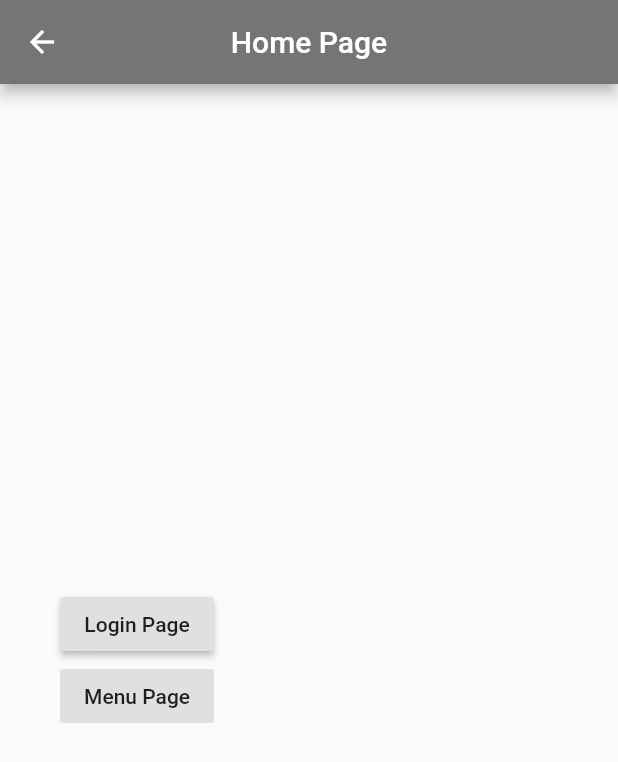
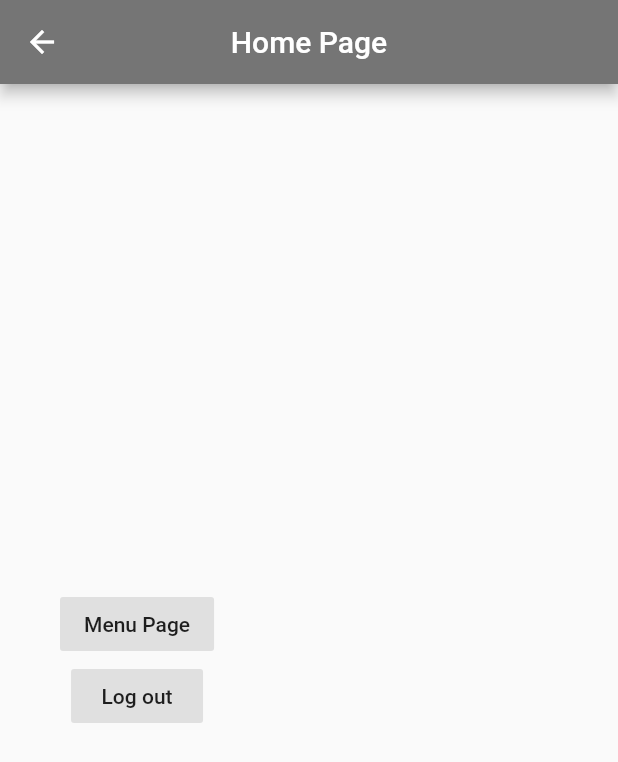
Before and after one commit to rahul-ojha-07/Smart-Mirror, a Flutter app: the Home screen opened directly, on a phone screen of 412 x 824 dp. Shown: the top 762 px of the screen. Run offline on Flutter 3.47's test engine with Material 2 defaults, Android fonts, the phone set to English and light mode, and no system bars; our stand-ins replace firebase_auth; accounts and stored records are empty.

Commit message:
made changes to auth.dart and moved the screens

```diff
--- /dev/null
+++ b/lib/models/user.dart
@@ -0,0 +1,4 @@
+class User {
+  String uid;
+  User({this.uid});
+}
--- a/lib/pages/home_page.dart
+++ b/lib/screens/home/home_page.dart
@@ -1,5 +1,6 @@
 import 'package:flutter/material.dart';
 import 'package:flutter/cupertino.dart';
+import 'package:smartMirror/services/auth.dart';
 
 class Home extends StatefulWidget {
   @override
@@ -9,6 +10,7 @@ class Home extends StatefulWidget {
 class _HomeState extends State<Home> {
 
 
+  final AuthService _auth = AuthService();
 
 
   @override
@@ -27,12 +29,6 @@ class _HomeState extends State<Home> {
           mainAxisAlignment: MainAxisAlignment.center,
           children: <Widget>[
             RaisedButton(
-              onPressed: () {
-                Navigator.pushNamed(context, '/login');
-              },
-              child: Text("Login Page"),
-            ),
-            RaisedButton(
               // color: Colors.green[400],
               elevation: 0,
               onPressed: () {
@@ -40,6 +36,14 @@ class _HomeState extends State<Home> {
               },
               child: Text("Menu Page"),
             ),
+            RaisedButton(
+              // color: Colors.green[400],
+              elevation: 0,
+              onPressed: () async {
+                await _auth.signOut();
+              },
+              child: Text("Log out"),
+            ),
           ],
         ),
       ),
--- a/pubspec.yaml
+++ b/pubspec.yaml
@@ -32,6 +32,7 @@ dependencies:
   cloud_firestore: ^0.13.6
   firebase_auth_web: ^0.1.3+1
   cloud_firestore_web: ^0.1.1+2
+  provider: ^4.1.2
 
 
 dev_dependencies:
```
Also changed, not shown: lib/main.dart (+30 -17 lines), lib/screens/wrapper.dart (added, +21 -0 lines), lib/services/auth.dart (+37 -0 lines), lib/screens/authetication/login_page.dart (renamed from lib/pages/login_page.dart), lib/screens/authetication/signup_page.dart (renamed from lib/pages/signup_page.dart), lib/screens/home/menu_page.dart (renamed from lib/pages/menu_page.dart), pubspec.lock.
